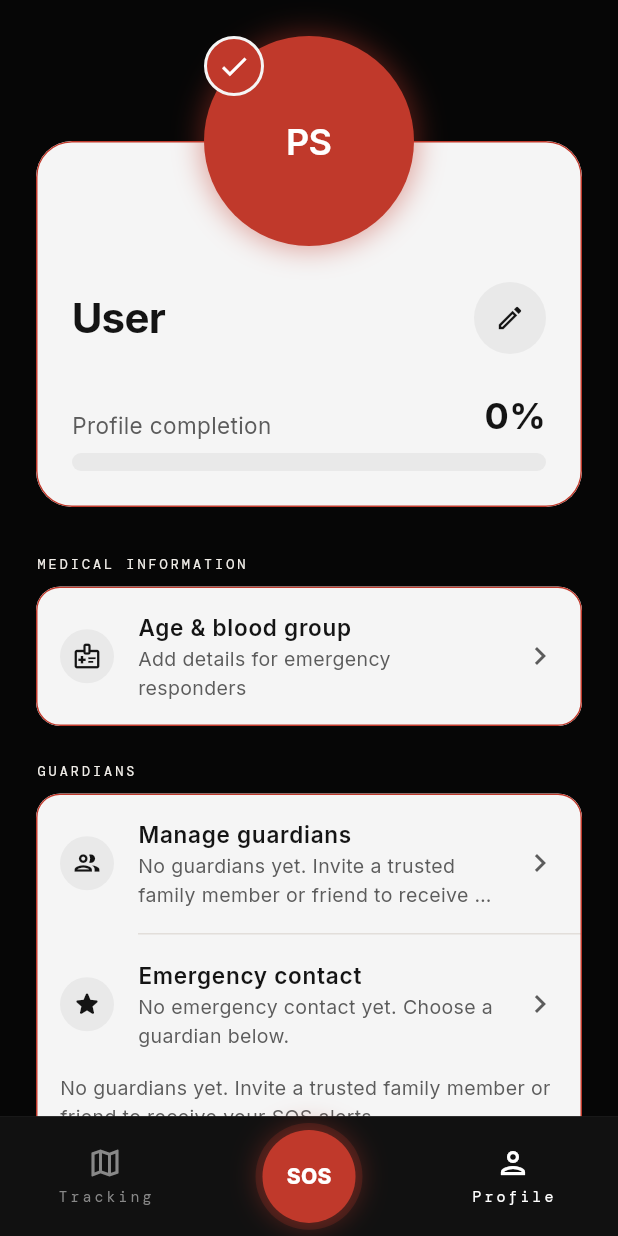
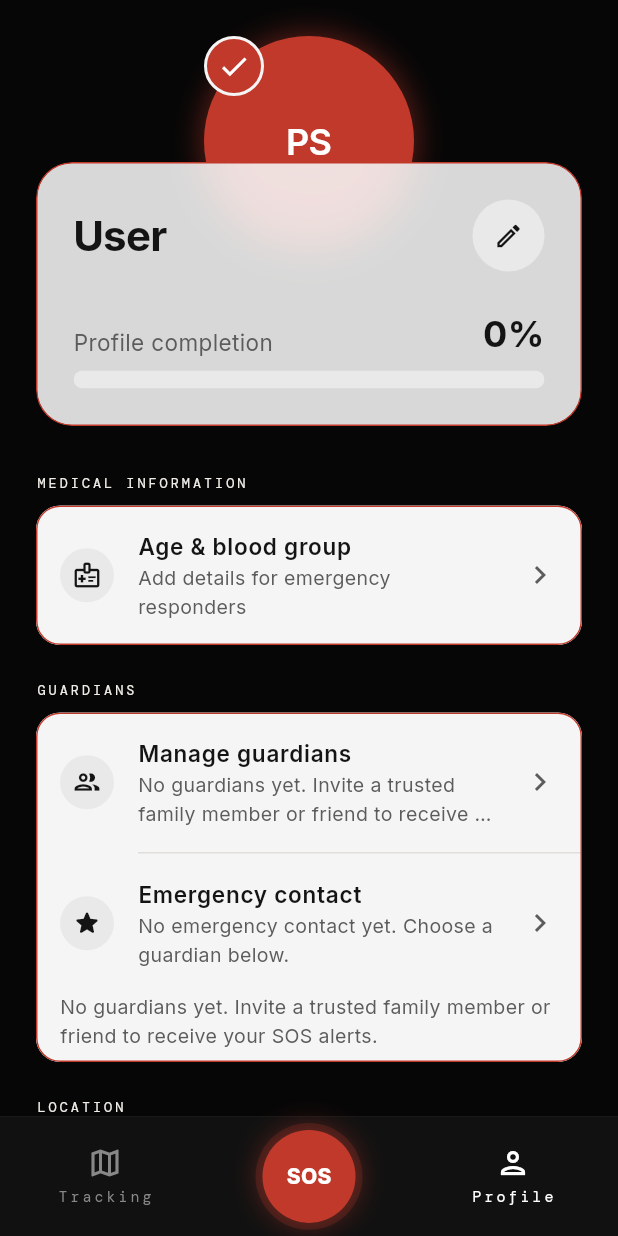
Before and after one commit to ujwalbholan/surakshya-frontend, a Flutter app: the DashboardShell screen opened by its route, item 3 of the bottom bar chosen, on a phone screen of 412 x 824 dp. Run offline on Flutter 3.47's test engine with Material 3 defaults, Android fonts, the phone set to English and light mode, and no system bars; our stand-ins replace battery_plus, flutter_blue_plus, flutter_local_notifications, flutter_map, flutter_riverpod, flutter_secure_storage and 10 more; missing offline and left inert: surakshya; accounts and stored records are empty; network calls fail; statements that could not run were skipped.

Commit message:
fix(profile): avatar container sits behind hero card with frosted overlap per reference

```diff
--- a/surakshya-app/lib/features/dashboard/profile/widgets/profile_hero_card.dart
+++ b/surakshya-app/lib/features/dashboard/profile/widgets/profile_hero_card.dart
@@ -1,6 +1,7 @@
 library profile_hero_card;
 
 import 'dart:io';
+import 'dart:ui' show ImageFilter;
 
 import 'package:flutter/material.dart';
 import 'package:suraksha/features/dashboard/profile/widgets/profile_section_card.dart';
@@ -12,8 +13,16 @@ import 'package:suraksha/theme/suraksha_typography.dart';
 /// Avatar circle radius for the Profile hero (reference-scale).
 const double kProfileAvatarRadius = 70;
 
-/// How far the avatar overlaps the top edge of the hero card.
-const double kProfileAvatarOverlap = kProfileAvatarRadius;
+/// How far the avatar sticks up above the card's top edge. The card then
+/// covers the avatar's remaining bottom portion behind a frosted band,
+/// matching the reference composition.
+const double kProfileAvatarOverlap = kProfileAvatarRadius * 1.2;
+
+/// Blur strength of the frosted band where the card covers the avatar.
+const double kProfileHeroBlurSigma = 12.0;
+
+/// Card fill opacity — translucent enough to reveal the avatar behind it.
+const double kProfileHeroCardFillAlpha = 0.88;
 
 /// Crimson halo blur — matches SOS center-button glow.
 const double kProfileHaloBlur = 16;
@@ -100,108 +109,8 @@ class ProfileHeroCard extends StatelessWidget {
         clipBehavior: Clip.none,
         alignment: Alignment.topCenter,
         children: [
-          Padding(
-            padding: const EdgeInsets.only(top: kProfileAvatarOverlap),
-            child: Material(
-              color: surakshaLightSurface,
-              clipBehavior: Clip.antiAlias,
-              shape: RoundedRectangleBorder(
-                borderRadius: BorderRadius.circular(kProfileHeroCardRadius),
-                side: const BorderSide(
-                  color: kProfileCardBorderColor,
-                  width: kProfileCardBorderWidth,
-                ),
-              ),
-              child: Padding(
-                padding: const EdgeInsets.fromLTRB(
-                  kProfileHeroCardPaddingH,
-                  kProfileAvatarRadius + kProfileHeroCardPaddingV,
-                  kProfileHeroCardPaddingH,
-                  kProfileHeroCardPaddingV,
-                ),
-                child: Column(
-                  crossAxisAlignment: CrossAxisAlignment.start,
-                  children: [
-                    // Identity row: name + secondary on the left, circular
-                    // edit button on the right (reference layout).
-                    Row(
-                      crossAxisAlignment: CrossAxisAlignment.center,
-                      children: [
-                        Expanded(
-                          child: Column(
-                            crossAxisAlignment: CrossAxisAlignment.start,
-                            children: [
-                              Text(
-                                name,
-                                maxLines: 1,
-                                overflow: TextOverflow.ellipsis,
-                                style:
-                                    SurakshaTypography.dashGreeting.copyWith(
-                                  color: surakshaOnLight,
-                                  fontSize: kProfileHeroNameFontSize,
-                                  fontWeight: FontWeight.w700,
-                                ),
-                              ),
-                              if (secondary.isNotEmpty) ...[
-                                const SizedBox(height: kProfileHeroTextGap),
-                                Text(
-                                  secondary,
-                                  maxLines: 1,
-                                  overflow: TextOverflow.ellipsis,
-                                  style:
-                                      SurakshaTypography.dashSubtitle.copyWith(
-                                    color: surakshaOnLightMuted,
-                                    fontSize: kProfileHeroSecondaryFontSize,
-                                  ),
-                                ),
-                              ],
-                            ],
-                          ),
-                        ),
-                        const SizedBox(width: S.md),
-                        _EditButton(onEdit: onEdit),
-                      ],
-                    ),
-                    const SizedBox(height: kProfileProgressGap),
-                    // Progress row: label left, percentage right, bar below.
-                    Row(
-                      crossAxisAlignment: CrossAxisAlignment.end,
-                      children: [
-                        Expanded(
-                          child: Text(
-                            kProfileProgressLabel,
-                            style: SurakshaTypography.dashSubtitle.copyWith(
-                              color: surakshaOnLightMuted,
-                              fontSize: kProfileProgressLabelFontSize,
-                            ),
-                          ),
-                        ),
-                        Text(
-                          '$percent%',
-                          style: SurakshaTypography.dashTitle.copyWith(
-                            color: surakshaOnLight,
-                            fontSize: kProfilePercentFontSize,
-                            fontWeight: FontWeight.w700,
-                          ),
-                        ),
-                      ],
-                    ),
-                    const SizedBox(height: kProfileProgressLabelGap),
-                    ClipRRect(
-                      borderRadius:
-                          BorderRadius.circular(kProfileProgressHeight),
-                      child: LinearProgressIndicator(
-                        value: completeness,
-                        minHeight: kProfileProgressHeight,
-                        color: surakshaCrimson,
-                        backgroundColor: surakshaLightSurfaceAlt,
-                      ),
-                    ),
-                  ],
-                ),
-              ),
-            ),
-          ),
+          // Avatar layer painted FIRST: it sits in the background and the
+          // frosted card below covers its bottom portion (reference layering).
           Positioned(
             top: 0,
             child: Stack(
@@ -256,6 +165,116 @@ class ProfileHeroCard extends StatelessWidget {
               ],
             ),
           ),
+          // Frosted card painted OVER the avatar's bottom: translucent white
+          // fill + backdrop blur so the covered avatar shows through softly.
+          Padding(
+            padding: const EdgeInsets.only(top: kProfileAvatarOverlap),
+            child: ClipRRect(
+              borderRadius: BorderRadius.circular(kProfileHeroCardRadius),
+              child: BackdropFilter(
+                filter: ImageFilter.blur(
+                  sigmaX: kProfileHeroBlurSigma,
+                  sigmaY: kProfileHeroBlurSigma,
+                ),
+                child: Container(
+                  width: double.infinity,
+                  decoration: BoxDecoration(
+                    color: surakshaLightSurface.withValues(
+                      alpha: kProfileHeroCardFillAlpha,
+                    ),
+                    borderRadius: BorderRadius.circular(kProfileHeroCardRadius),
+                    border: Border.all(
+                      color: kProfileCardBorderColor,
+                      width: kProfileCardBorderWidth,
+                    ),
+                  ),
+                  child: Padding(
+                    padding: const EdgeInsets.all(kProfileHeroCardPaddingH),
+                    child: Column(
+                      crossAxisAlignment: CrossAxisAlignment.start,
+                      children: [
+                        // Identity row: name + secondary on the left, circular
+                        // edit button on the right (reference layout).
+                        Row(
+                          crossAxisAlignment: CrossAxisAlignment.center,
+                          children: [
+                            Expanded(
+                              child: Column(
+                                crossAxisAlignment: CrossAxisAlignment.start,
+                                children: [
+                                  Text(
+                                    name,
+                                    maxLines: 1,
+                                    overflow: TextOverflow.ellipsis,
+                                    style: SurakshaTypography.dashGreeting
+                                        .copyWith(
+                                      color: surakshaOnLight,
+                                      fontSize: kProfileHeroNameFontSize,
+                                      fontWeight: FontWeight.w700,
+                                    ),
+                                  ),
+                                  if (secondary.isNotEmpty) ...[
+                                    const SizedBox(height: kProfileHeroTextGap),
+                                    Text(
+                                      secondary,
+                                      maxLines: 1,
+                                      overflow: TextOverflow.ellipsis,
+                                      style: SurakshaTypography.dashSubtitle
+                                          .copyWith(
+                                        color: surakshaOnLightMuted,
+                                        fontSize: kProfileHeroSecondaryFontSize,
+                                      ),
+                                    ),
+                                  ],
+                                ],
+                              ),
+                            ),
+                            const SizedBox(width: S.md),
+                            _EditButton(onEdit: onEdit),
+                          ],
+                        ),
+                        const SizedBox(height: kProfileProgressGap),
+                        // Progress row: label left, percentage right, bar below.
+                        Row(
+                          crossAxisAlignment: CrossAxisAlignment.end,
+                          children: [
+                            Expanded(
+                              child: Text(
+                                kProfileProgressLabel,
+                                style: SurakshaTypography.dashSubtitle.copyWith(
+                                  color: surakshaOnLightMuted,
+                                  fontSize: kProfileProgressLabelFontSize,
+                                ),
+                              ),
+                            ),
+                            Text(
+                              '$percent%',
+                              style: SurakshaTypography.dashTitle.copyWith(
+                                color: surakshaOnLight,
+                                fontSize: kProfilePercentFontSize,
+                                fontWeight: FontWeight.w700,
+                              ),
+                            ),
+                          ],
+                        ),
+                        const SizedBox(height: kProfileProgressLabelGap),
+                        ClipRRect(
+                          borderRadius:
+                              BorderRadius.circular(kProfileProgressHeight),
+                          child: LinearProgressIndicator(
+                            value: completeness,
+                            minHeight: kProfileProgressHeight,
+                            color: surakshaCrimson,
+                            backgroundColor: surakshaLightSurfaceAlt,
+                          ),
+                        ),
+                      ],
+                    ),
+                  ),
+                ),
+              ),
+            ),
+          ),
         ],
       ),
     );
```
